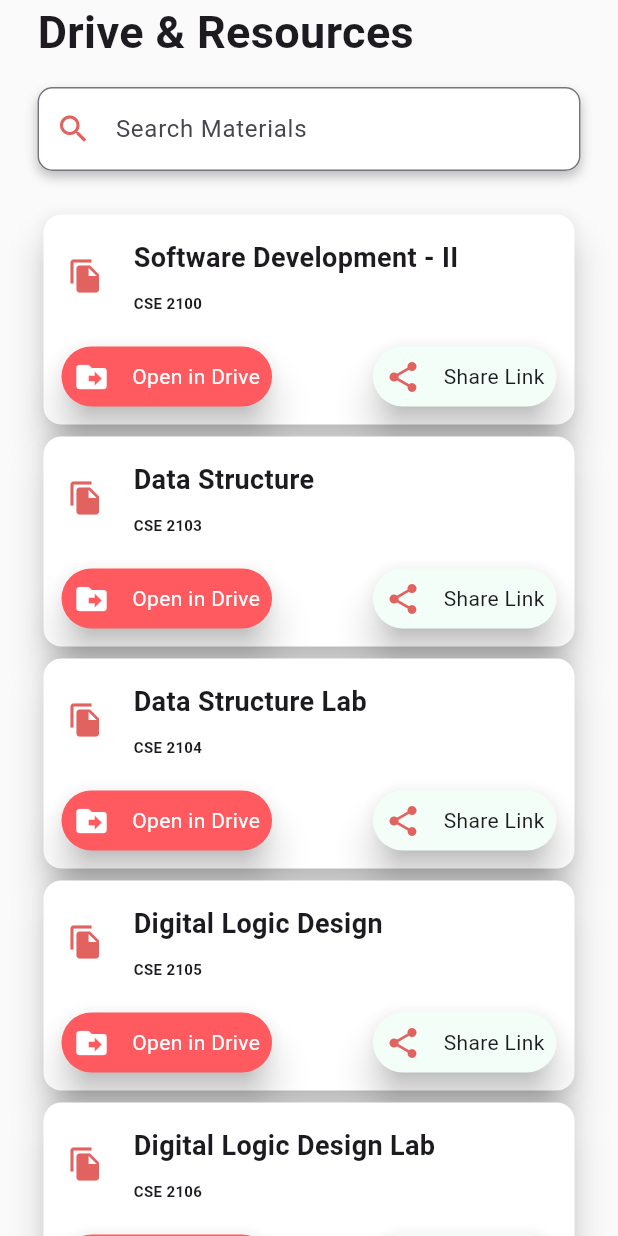
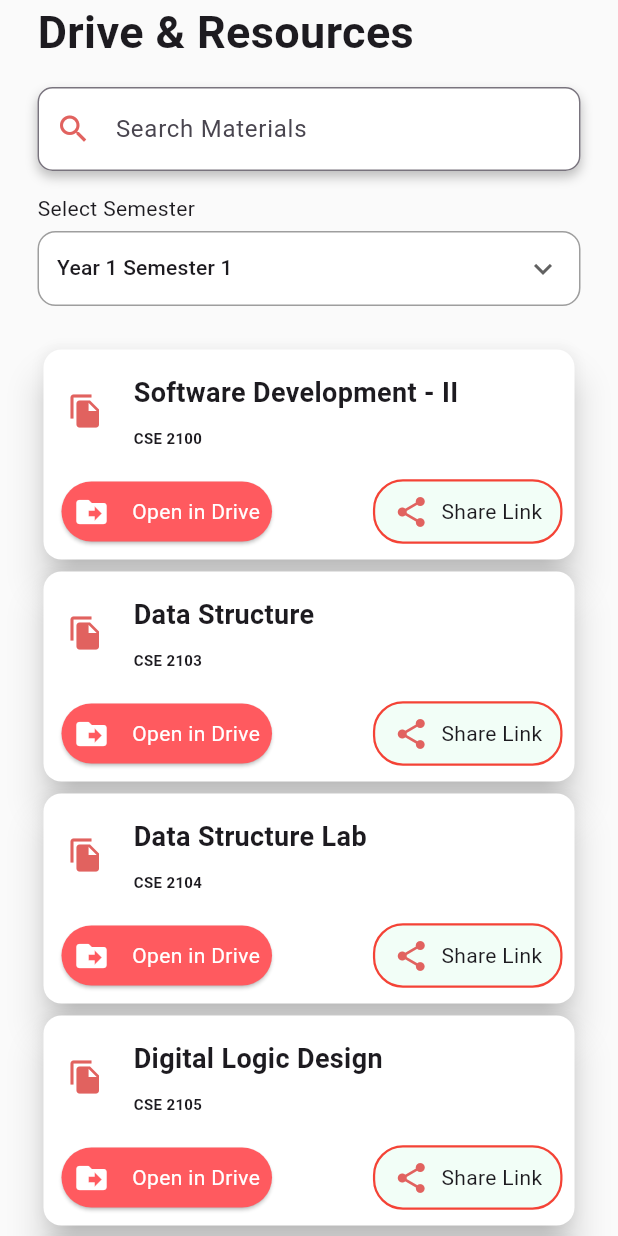
Before and after one commit to adityasaha03/AUSTmate, a Flutter app: the LibraryPage screen opened directly, on a phone screen of 412 x 824 dp. Run offline on Flutter 3.47's test engine with Material 3 defaults, Android fonts, the phone set to English and light mode, and no system bars.

Commit message:
Library Page UI Updated and Semester selection list added
Library Page UI Updated and Semester selection list added

```diff
--- a/austmate/lib/pages/library_page.dart
+++ b/austmate/lib/pages/library_page.dart
@@ -8,6 +8,19 @@ class LibraryPage extends StatefulWidget {
 }
 
 class _LibraryPageState extends State<LibraryPage> {
+  String selectedSemester = "Year 1 Semester 1";
+
+  List<String> semesterList = [
+    "Year 1 Semester 1",
+    "Year 1 Semester 2",
+    "Year 2 Semester 1",
+    "Year 2 Semester 2",
+    "Year 3 Semester 1",
+    "Year 3 Semester 2",
+    "Year 4 Semester 1",
+    "Year 4 Semester 2",
+  ];
+
   @override
   Widget build(BuildContext context) {
     Widget MaterialCard(
@@ -63,7 +76,7 @@ class _LibraryPageState extends State<LibraryPage> {
                 Row(
                   children: [
                     Card(
-                      elevation: 10,
+                      //elevation: 10,
                       color: Color(0xFFFF5A5F),
                       //color: Color(0xFFFF8A80),
                       shape: RoundedRectangleBorder(
@@ -95,24 +108,27 @@ class _LibraryPageState extends State<LibraryPage> {
                     ),
                     //SizedBox(width: 15),
                     Spacer(),
-                    Card(
-                      elevation: 10,
-                      color: Color(0xFFF2FEF7),
-                      //color: Color(0xFFFF8A80),
-                      shape: RoundedRectangleBorder(
+                    Container(
+                      decoration: BoxDecoration(
                         borderRadius: BorderRadius.circular(20),
+                        color: Color(0xFFF2FEF7),
+                        border: Border.all(color: Colors.red, width: 1.5),
                       ),
                       child: InkWell(
                         borderRadius: BorderRadius.circular(20),
                         onTap: () {
-                          print("Tap on ${shareLink}");
+                          print("Tap on $shareLink");
                         },
                         child: Padding(
-                          padding: const EdgeInsets.all(8.0),
+                          padding: const EdgeInsets.symmetric(
+                            horizontal: 12,
+                            vertical: 8,
+                          ),
                           child: Row(
+                            mainAxisSize: MainAxisSize.min,
                             children: [
                               Icon(Icons.share, color: Color(0xFFE1625F)),
-                              SizedBox(width: 15),
+                              SizedBox(width: 8),
                               Text("Share Link"),
                             ],
                           ),
@@ -143,7 +159,7 @@ class _LibraryPageState extends State<LibraryPage> {
                 ),
               ),
             ),
-            const SizedBox(height:15),
+            const SizedBox(height: 15),
             Padding(
               padding: const EdgeInsets.symmetric(horizontal: 25),
               child: Container(
@@ -166,6 +182,48 @@ class _LibraryPageState extends State<LibraryPage> {
                       borderRadius: BorderRadius.circular(10),
                     ),
                   ),
+                ),
+              ),
+            ),
+            const SizedBox(height: 15),
+            Padding(
+              padding: const EdgeInsets.symmetric(horizontal: 25),
+              child: Align(
+                alignment: Alignment.centerLeft,
+                child: Text("Select Semester", style: TextStyle(fontSize: 14)),
+              ),
+            ),
+            const SizedBox(height: 5),
+            Padding(
+              padding: const EdgeInsets.symmetric(horizontal: 25),
+              child: Container(
+                padding: const EdgeInsets.symmetric(horizontal: 12),
+                decoration: BoxDecoration(
+                  borderRadius: BorderRadius.circular(12),
+                  border: Border.all(color: Colors.grey),
+                  color: Colors.white,
+                ),
+                child: DropdownButton<String>(
+                  value: selectedSemester,
+                  isExpanded: true,
+                  icon: const Icon(Icons.keyboard_arrow_down),
+                  underline: const SizedBox(),
+                  items: semesterList.map((semester) {
+                    return DropdownMenuItem(
+                      value: semester,
+                      child: Text(
+                        semester,
+                        style: const TextStyle(fontSize: 14),
+                      ),
+                    );
+                  }).toList(),
+                  onChanged: (value) {
+                    if (value != null) {
+                      setState(() {
+                        selectedSemester = value;
+                      });
+                    }
+                  },
                 ),
               ),
             ),
```
